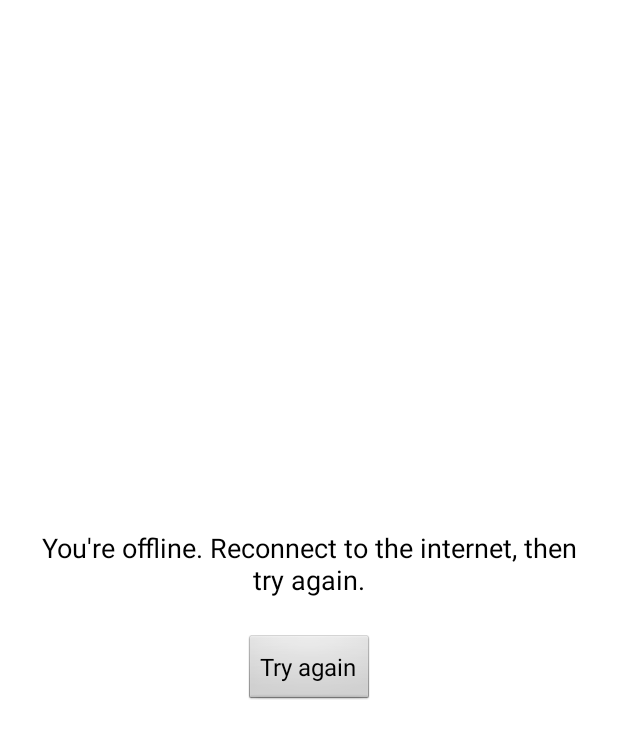
After one commit to maevsi/android, an Android app: the layout activity_offline.xml on its own in the app's theme, with its tools: preview values and no code run, on a phone screen of 412 x 824 dp. The commit adds this screen. Shown: the top 739 px of the screen. Run offline under Robolectric (Android 15) with nearby library versions, the phone set to English and light mode, and no system bars.

Commit message:
feat(offline): show a hint on a first launch without internet

```diff
--- a/app/src/main/AndroidManifest.xml
+++ b/app/src/main/AndroidManifest.xml
@@ -23,6 +23,7 @@
      the abbreviated format. -->
 <manifest xmlns:android="http://schemas.android.com/apk/res/android">
 
+    <uses-permission android:name="android.permission.ACCESS_NETWORK_STATE" />
     <uses-permission android:name="android.permission.POST_NOTIFICATIONS" />
 
     <application
--- /dev/null
+++ b/app/src/main/res/layout/activity_offline.xml
@@ -0,0 +1,28 @@
+<?xml version="1.0" encoding="utf-8"?>
+<LinearLayout xmlns:android="http://schemas.android.com/apk/res/android"
+    android:layout_width="match_parent"
+    android:layout_height="match_parent"
+    android:background="@color/backgroundColor"
+    android:fitsSystemWindows="true"
+    android:gravity="center"
+    android:orientation="vertical"
+    android:padding="24dp">
+
+    <TextView
+        android:id="@+id/offlineMessage"
+        android:layout_width="wrap_content"
+        android:layout_height="wrap_content"
+        android:gravity="center"
+        android:text="@string/offlineMessage"
+        android:textColor="@color/offlineTextColor"
+        android:textSize="18sp" />
+
+    <Button
+        android:id="@+id/retryButton"
+        android:layout_width="wrap_content"
+        android:layout_height="wrap_content"
+        android:layout_marginTop="24dp"
+        android:minHeight="48dp"
+        android:text="@string/offlineRetry"
+        android:textSize="16sp" />
+</LinearLayout>
--- a/app/src/main/res/values-night/colors.xml
+++ b/app/src/main/res/values-night/colors.xml
@@ -2,4 +2,5 @@
 <resources>
     <!-- splash screen background, mirrors TwaManifest.themeColorDark in app/build.gradle.kts -->
     <color name="backgroundColor">#191911</color>
+    <color name="offlineTextColor">#ffffff</color>
 </resources>
--- a/app/src/main/res/values/colors.xml
+++ b/app/src/main/res/values/colors.xml
@@ -2,4 +2,5 @@
 <resources>
     <!-- splash screen background, mirrors TwaManifest.themeColor in app/build.gradle.kts -->
     <color name="backgroundColor">#ffffff</color>
+    <color name="offlineTextColor">#000000</color>
 </resources>
--- a/app/src/main/res/values/strings.xml
+++ b/app/src/main/res/values/strings.xml
@@ -58,4 +58,7 @@
         }
     }
   </string>
+
+  <string name="offlineMessage">You\'re offline. Reconnect to the internet, then try again.</string>
+  <string name="offlineRetry">Try again</string>
 </resources>
```
Also changed, not shown: app/src/main/java/si/maev/twa/LauncherActivity.kt (+37 -0 lines), 3 other files.
